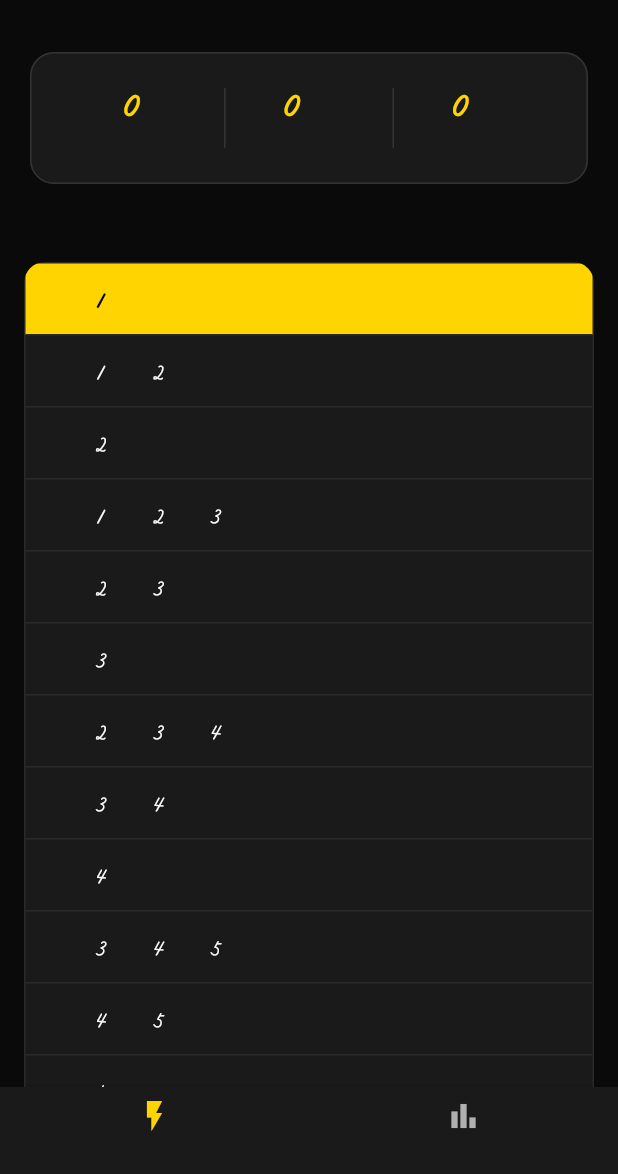
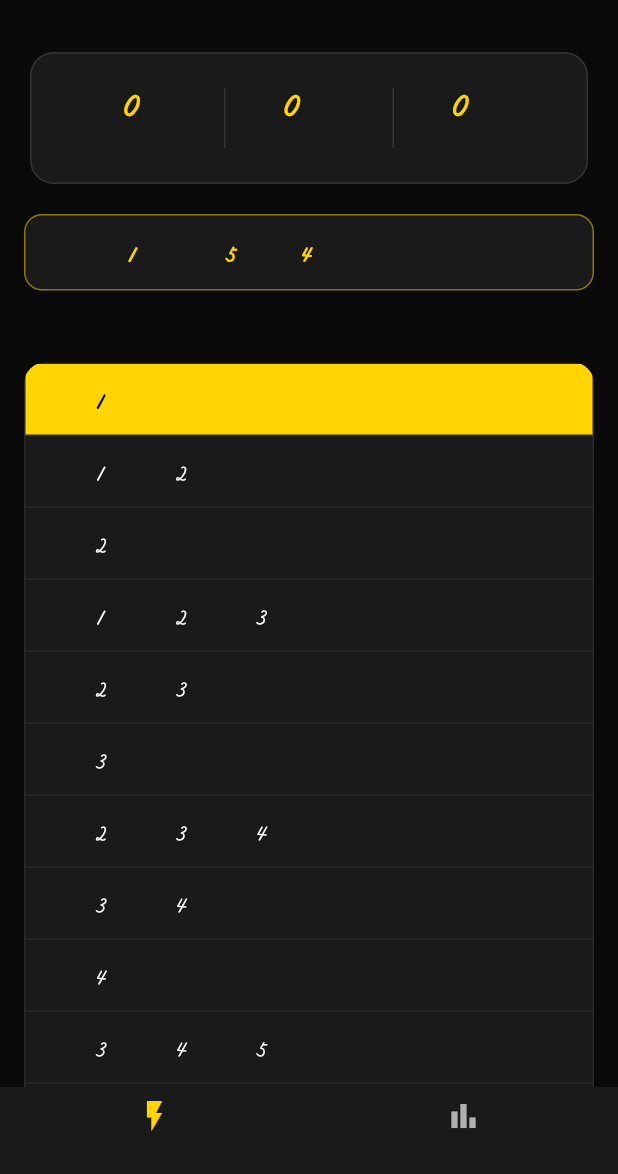
Before and after one commit to iha-soroban/---, a Flutter app: the screen it shows after launch, on a phone screen of 412 x 824 dp, the part 62-1236 px from its top. Run offline on Flutter 3.47's test engine with Material 3 defaults, Android fonts, the phone set to English and light mode, and no system bars; our stand-ins replace hive_flutter; accounts and stored records are empty.

Commit message:
genspark auto-backup

```diff
--- a/lib/models/training_settings.dart
+++ b/lib/models/training_settings.dart
@@ -52,21 +52,21 @@ extension DigitModeInfo on DigitMode {
     }
   }
 
-  /// 番号付きの表示ラベル(①1桁 など)
+  /// 番号付きの表示ラベル(①1ケタ など)
   String get label {
     const labels = {
-      DigitMode.d1: '①  1桁',
-      DigitMode.d1_2: '②  1桁と2桁',
-      DigitMode.d2: '③  2桁',
-      DigitMode.d1_2_3: '④  1桁と2桁と3桁',
-      DigitMode.d2_3: '⑤  2桁と3桁',
-      DigitMode.d3: '⑥  3桁',
-      DigitMode.d2_3_4: '⑦  2桁と3桁と4桁',
-      DigitMode.d3_4: '⑧  3桁と4桁',
-      DigitMode.d4: '⑨  4桁',
-      DigitMode.d3_4_5: '⑩  3桁と4桁と5桁',
-      DigitMode.d4_5: '⑪  4桁と5桁',
-      DigitMode.d5: '⑫  5桁',
+      DigitMode.d1: '①  1ケタ',
+      DigitMode.d1_2: '②  1ケタと2ケタ',
+      DigitMode.d2: '③  2ケタ',
+      DigitMode.d1_2_3: '④  1ケタと2ケタと3ケタ',
+      DigitMode.d2_3: '⑤  2ケタと3ケタ',
+      DigitMode.d3: '⑥  3ケタ',
+      DigitMode.d2_3_4: '⑦  2ケタと3ケタと4ケタ',
+      DigitMode.d3_4: '⑧  3ケタと4ケタ',
+      DigitMode.d4: '⑨  4ケタ',
+      DigitMode.d3_4_5: '⑩  3ケタと4ケタと5ケタ',
+      DigitMode.d4_5: '⑪  4ケタと5ケタ',
+      DigitMode.d5: '⑫  5ケタ',
     };
     return labels[this]!;
   }
--- a/lib/screens/home_screen.dart
+++ b/lib/screens/home_screen.dart
@@ -121,6 +121,8 @@ class _HomeContentState extends State<_HomeContent> {
           sliver: SliverList(
             delegate: SliverChildListDelegate([
               _buildStatsSummary(context, appState),
+              const SizedBox(height: 16),
+              _buildCurrentSettingsSummary(settings),
               const SizedBox(height: 20),
 
               // ---- 桁数(リスト選択) & 右側パラメータ ----
@@ -139,16 +141,18 @@ class _HomeContentState extends State<_HomeContent> {
                       _buildOperationModeSelector(context, appState, settings),
                       const SizedBox(height: 16),
                       _buildNumberInputCard(
-                        label: '口数',
-                        suffix: '口(1〜20口)',
+                        label: '口数(何口出題するか)',
+                        unit: '口',
+                        helperText: '1〜20口の範囲で指定できます',
                         controller: _flashCountController,
                         onSubmit: () => _applyFlashCount(appState, settings),
                         isInteger: true,
                       ),
                       const SizedBox(height: 16),
                       _buildNumberInputCard(
-                        label: '出題時間',
-                        suffix: '秒(0.01秒刻み)',
+                        label: '出題時間(全部で何秒で出すか)',
+                        unit: '秒',
+                        helperText: '0.01秒刻みで指定できます',
                         controller: _durationController,
                         onSubmit: () => _applyDuration(appState, settings),
                         isInteger: false,
@@ -190,7 +194,7 @@ class _HomeContentState extends State<_HomeContent> {
                     return Column(
                       crossAxisAlignment: CrossAxisAlignment.start,
                       children: [
-                        _buildSectionLabel('桁数'),
+                        _buildSectionLabel('桁数(何ケタの数を出題するか)'),
                         const SizedBox(height: 8),
                         digitList,
                         const SizedBox(height: 20),
@@ -207,7 +211,7 @@ class _HomeContentState extends State<_HomeContent> {
                         child: Column(
                           crossAxisAlignment: CrossAxisAlignment.start,
                           children: [
-                            _buildSectionLabel('桁数'),
+                            _buildSectionLabel('桁数(何ケタの数を出題するか)'),
                             const SizedBox(height: 8),
                             digitList,
                           ],
@@ -267,6 +271,56 @@ class _HomeContentState extends State<_HomeContent> {
           ],
         ),
       ),
+    );
+  }
+
+  /// 現在の設定を「何ケタ・何口・何秒」の形で常に一目でわかるように表示するカード
+  Widget _buildCurrentSettingsSummary(TrainingSettings settings) {
+    return Container(
+      width: double.infinity,
+      padding: const EdgeInsets.symmetric(vertical: 14, horizontal: 16),
+      decoration: BoxDecoration(
+        color: AppTheme.surface,
+        borderRadius: BorderRadius.circular(12),
+        border: Border.all(color: AppTheme.primaryYellow.withValues(alpha: 0.5)),
+      ),
+      child: Wrap(
+        alignment: WrapAlignment.center,
+        crossAxisAlignment: WrapCrossAlignment.center,
+        spacing: 6,
+        runSpacing: 6,
+        children: [
+          _summaryChip(settings.digitMode.shortLabel),
+          _summaryDot(),
+          _summaryChip('${settings.flashCount}口'),
+          _summaryDot(),
+          _summaryChip(settings.durationLabel),
+          _summaryDot(),
+          _summaryChip(
+            settings.operationMode == OperationMode.additionOnly
+                ? '足し算のみ'
+                : '足し算・引き算',
+          ),
+        ],
+      ),
+    );
+  }
+
+  Widget _summaryChip(String text) {
+    return Text(
+      text,
+      style: const TextStyle(
+        color: AppTheme.primaryYellow,
+        fontSize: 15,
+        fontWeight: FontWeight.bold,
+      ),
+    );
+  }
+
+  Widget _summaryDot() {
+    return const Text(
+      '・',
+      style: TextStyle(color: AppTheme.textSecondary, fontSize: 15),
     );
   }
 
@@ -404,9 +458,12 @@ class _HomeContentState extends State<_HomeContent> {
   }
 
   /// 口数・出題時間などの直接数値入力カード
+  /// 入力欄の中に「口」「秒」などの単位を直接表示することで、
+  /// 数字だけを見ても何を意味する値かが一目でわかるようにする。
   Widget _buildNumberInputCard({
     required String label,
-    required String suffix,
+    required String unit,
+    required String helperText,
     required TextEditingController controller,
     required VoidCallback onSubmit,
     required bool isInteger,
@@ -419,11 +476,7 @@ class _HomeContentState extends State<_HomeContent> {
           children: [
             _buildSectionLabel(label),
             const SizedBox(height: 10),
-            Row(
-              children: [
-                SizedBox(
-                  width: 90,
-                  child: TextField(
+            TextField(
               controller: controller,
               keyboardType: TextInputType.numberWithOptions(
                 decimal: !isInteger,
@@ -438,14 +491,20 @@ class _HomeContentState extends State<_HomeContent> {
               textAlign: TextAlign.center,
               style: const TextStyle(
                 color: AppTheme.primaryYellow,
-                      fontSize: 20,
+                fontSize: 22,
                 fontWeight: FontWeight.bold,
               ),
               decoration: InputDecoration(
                 filled: true,
                 fillColor: AppTheme.surfaceLight,
-                      contentPadding:
-                          const EdgeInsets.symmetric(vertical: 12),
+                contentPadding: const EdgeInsets.symmetric(vertical: 14),
+                // 単位(口・秒など)を入力欄の右側に直接表示
+                suffixText: unit,
+                suffixStyle: const TextStyle(
+                  color: AppTheme.primaryYellow,
+                  fontSize: 18,
+                  fontWeight: FontWeight.bold,
+                ),
                 border: OutlineInputBorder(
                   borderRadius: BorderRadius.circular(10),
                   borderSide: BorderSide.none,
@@ -455,18 +514,13 @@ class _HomeContentState extends State<_HomeContent> {
               onTapOutside: (_) => onSubmit(),
               onEditingComplete: onSubmit,
             ),
-                ),
-                const SizedBox(width: 12),
-                Expanded(
-                  child: Text(
-                    suffix,
+            const SizedBox(height: 6),
+            Text(
+              helperText,
               style: const TextStyle(
                 color: AppTheme.textSecondary,
-                      fontSize: 13,
+                fontSize: 12,
               ),
-                  ),
-                ),
-              ],
             ),
           ],
         ),
```
Lines whose indentation alone changed are shown as unchanged.
